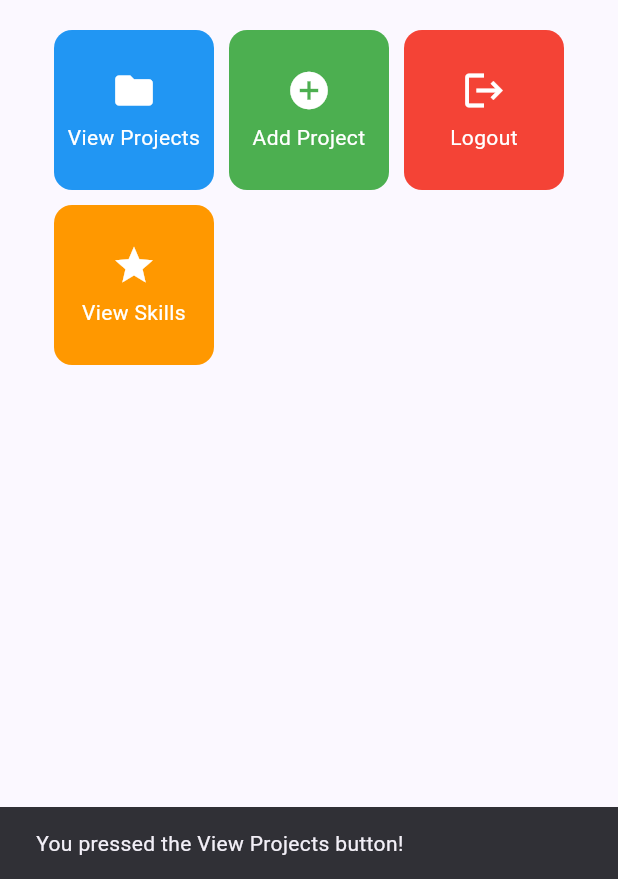
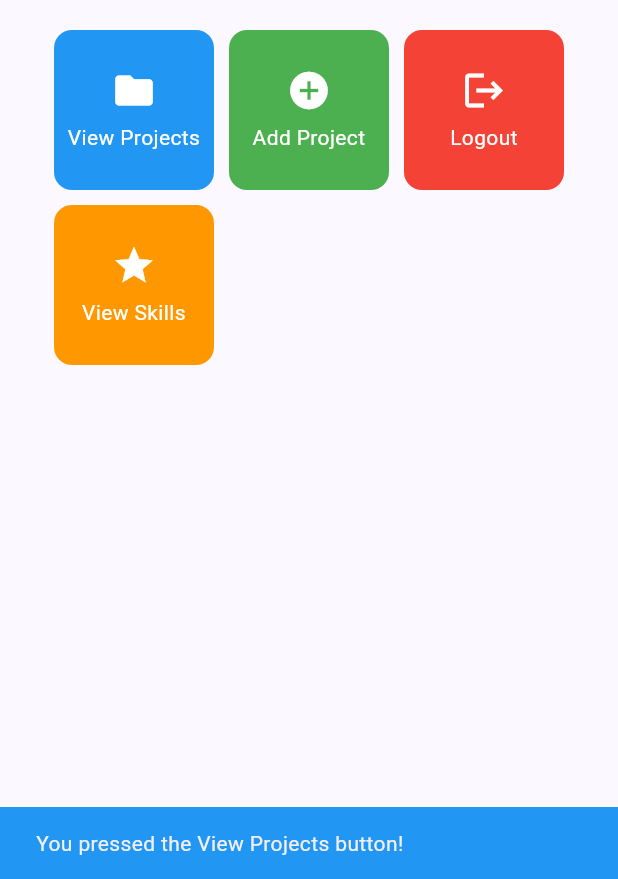
Before and after one commit to zuromu/myportofolio_mobile, a Flutter app: the screen it shows after launch, after a tap on "View Projects", on a phone screen of 412 x 824 dp, the part 357-1236 px from its top. Run offline on Flutter 3.47's test engine with Material 3 defaults, Android fonts, the phone set to English and light mode, and no system bars.

Commit message:
feat: color the snackbar to match the tapped card

```diff
--- a/lib/menu.dart
+++ b/lib/menu.dart
@@ -126,7 +126,11 @@ class ItemCard extends StatelessWidget {
           ScaffoldMessenger.of(context)
             ..hideCurrentSnackBar()
             ..showSnackBar(
-              SnackBar(content: Text("You pressed the ${item.name} button!")),
+              SnackBar(
+                content: Text("You pressed the ${item.name} button!"),
+                backgroundColor: item.color,
+                duration: const Duration(seconds: 2),
+              ),
             );
         },
         child: Container(
```
